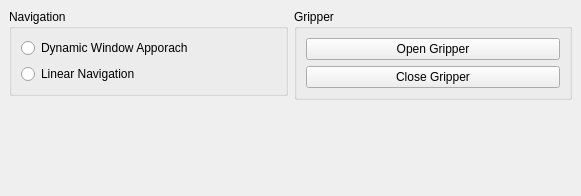
Old version of the form autopnp_gui/src/window.ui in the repository ipa320/autopnp.
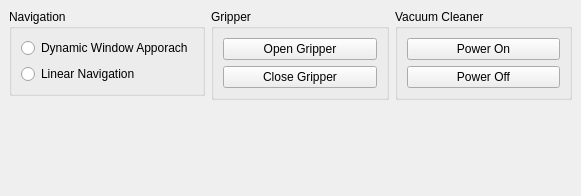
New version of the form.

What changed in the file:
```diff
--- a/autopnp_gui/src/window.ui
+++ b/autopnp_gui/src/window.ui
@@ -97,6 +97,46 @@
       </item>
      </layout>
     </item>
+    <item>
+     <layout class="QVBoxLayout" name="verticalLayout_14">
+      <item>
+       <widget class="QGroupBox" name="vacuum">
+        <property name="title">
+         <string>Vacuum Cleaner</string>
+        </property>
+        <layout class="QVBoxLayout" name="verticalLayout_14">
+         <item>
+          <widget class="QPushButton" name="btnOn">
+           <property name="text">
+            <string>Power On</string>
+           </property>
+          </widget>
+         </item>
+         <item>
+          <widget class="QPushButton" name="btnOff">
+           <property name="text">
+            <string>Power Off</string>
+           </property>
+          </widget>
+         </item>
+        </layout>
+       </widget>
+      </item>
+      <item>
+       <spacer name="verticalSpacer_12">
+        <property name="orientation">
+         <enum>Qt::Vertical</enum>
+        </property>
+        <property name="sizeHint" stdset="0">
+         <size>
+          <width>20</width>
+          <height>40</height>
+         </size>
+        </property>
+       </spacer>
+      </item>
+     </layout>
+    </item>
    </layout>
   </widget>
  </widget>
```
